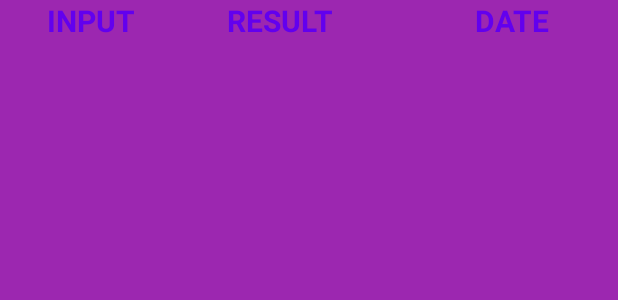
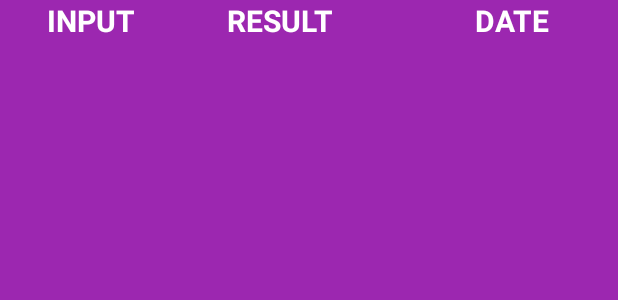
Before and after one commit to neosbob/CPSC542Test, an Android app: the layout activity_record.xml on its own in the app's theme, with its tools: preview values and no code run, on a phone screen of 412 x 824 dp. Shown: the top 300 px of the screen. Run offline under Robolectric (Android 15) with nearby library versions, the phone set to English and light mode, and no system bars; Roboto replaces fonts that are not available here.

Commit message:
Fix color of table headings

```diff
--- a/app/src/main/res/layout/activity_record.xml
+++ b/app/src/main/res/layout/activity_record.xml
@@ -45,11 +45,10 @@
 
                     android:text="INPUT"
                     android:textAlignment="center"
-                    android:textStyle="bold"
+                    android:textAppearance="@color/design_default_color_primary"
+                    android:textColor="#FFFFFF"
                     android:textSize="20sp"
-                    android:textColor="@color/design_default_color_primary"
-                    android:textAppearance="@color/design_default_color_primary"
-                    />
+                    android:textStyle="bold" />
 
                 <TextView
 
@@ -65,9 +64,9 @@
 
                     android:text="RESULT"
                     android:textAlignment="center"
+                    android:textColor="#FFFFFF"
+                    android:textSize="20sp"
                     android:textStyle="bold"
-                    android:textSize="20sp"
-                    android:textColor="@color/design_default_color_primary"
 
                     />
 
@@ -82,9 +81,9 @@
 
                     android:text="DATE"
                     android:textAlignment="center"
+                    android:textColor="#FFFFFF"
+                    android:textSize="20sp"
                     android:textStyle="bold"
-                    android:textSize="20sp"
-                    android:textColor="@color/design_default_color_primary"
 
                     />
             </TableRow>
```
